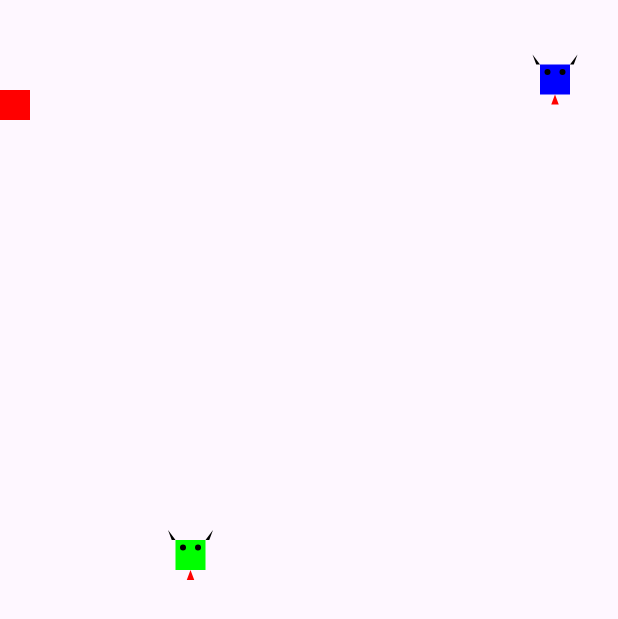
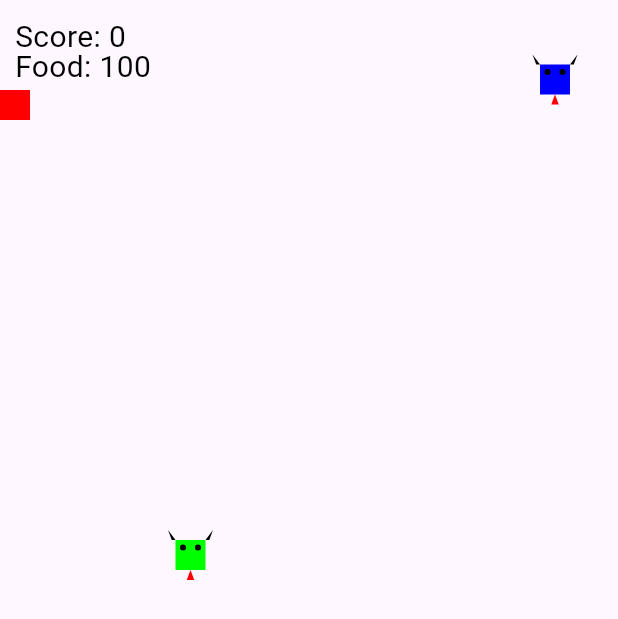
Before and after one commit to mwoDevelop/alex-snake-game-mobi, a Flutter app: the screen it shows after launch, on a phone screen of 412 x 824 dp. Shown: the top 619 px of the screen. Run offline on Flutter 3.47's test engine with Material 3 defaults, Android fonts, the phone set to English and light mode, and no system bars.

Commit message:
refactor: Move score and food display to top of screen

```diff
--- a/lib/game/snake_game.dart
+++ b/lib/game/snake_game.dart
@@ -214,7 +214,25 @@ class _SnakeGameState extends State<SnakeGame> with TickerProviderStateMixin {
         }
       },
       child: Scaffold(
-        body: SizedBox(
+        body: Stack(
+          children: [
+            Positioned(
+              top: 10,
+              left: 10,
+              child: Text(
+                'Score: $score',
+                style: const TextStyle(fontSize: 20, color: Colors.black),
+              ),
+            ),
+            Positioned(
+              top: 30,
+              left: 10,
+              child: Text(
+                'Food: $foodCount',
+                style: const TextStyle(fontSize: 20, color: Colors.black),
+              ),
+            ),
+            SizedBox(
               width: gameWidth,
               height: gameHeight,
               child: CustomPaint(
@@ -224,10 +242,10 @@ class _SnakeGameState extends State<SnakeGame> with TickerProviderStateMixin {
                   food: food,
                   grid: grid,
                   isGameOver: isGameOver,
-              score: score,
-              highScores: highScores,
                 ),
               ),
+            ),
+          ],
         ),
         floatingActionButton: isGameOver
             ? FloatingActionButton(
@@ -246,8 +264,6 @@ class _GamePainter extends CustomPainter {
   final Food food;
   final Grid grid;
   final bool isGameOver;
-  final int score;
-  final List<int> highScores;
 
   _GamePainter({
     required this.snake,
@@ -255,8 +271,6 @@ class _GamePainter extends CustomPainter {
     required this.food,
     required this.grid,
     required this.isGameOver,
-    required this.score,
-    required this.highScores,
   });
 
   @override
@@ -268,7 +282,6 @@ class _GamePainter extends CustomPainter {
     snake.draw(canvas, snakePaint);
     userSnake.draw(canvas, userSnakePaint);
     food.draw(canvas, foodPaint);
-
     if (isGameOver) {
       _drawGameOverScreen(canvas, size);
     }
@@ -289,33 +302,6 @@ class _GamePainter extends CustomPainter {
       (size.height - gameOverTextPainter.height) / 2 - 30,
     );
     gameOverTextPainter.paint(canvas, gameOverTextPosition);
-
-    final scoreTextPainter = TextPainter(
-      text: TextSpan(text: 'Score: $score', style: textStyle),
-      textDirection: TextDirection.ltr,
-    );
-    scoreTextPainter.layout();
-    final scoreTextPosition = Offset(
-      (size.width - scoreTextPainter.width) / 2,
-      (size.height - scoreTextPainter.height) / 2,
-    );
-    scoreTextPainter.paint(canvas, scoreTextPosition);
-
-    if (highScores.isNotEmpty) {
-      final highScoresTextPainter = TextPainter(
-        text: TextSpan(
-          text: 'High Scores: ${highScores.join(', ')}',
-          style: textStyle,
-        ),
-        textDirection: TextDirection.ltr,
-      );
-      highScoresTextPainter.layout();
-      final highScoresTextPosition = Offset(
-        (size.width - highScoresTextPainter.width) / 2,
-        (size.height - highScoresTextPainter.height) / 2 + 30,
-      );
-      highScoresTextPainter.paint(canvas, highScoresTextPosition);
-    }
   }
 
   @override
```
Lines whose indentation alone changed are shown as unchanged.
